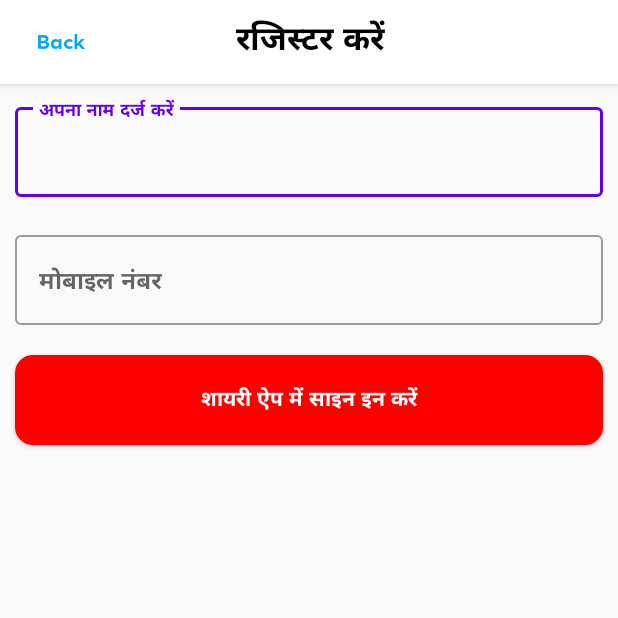
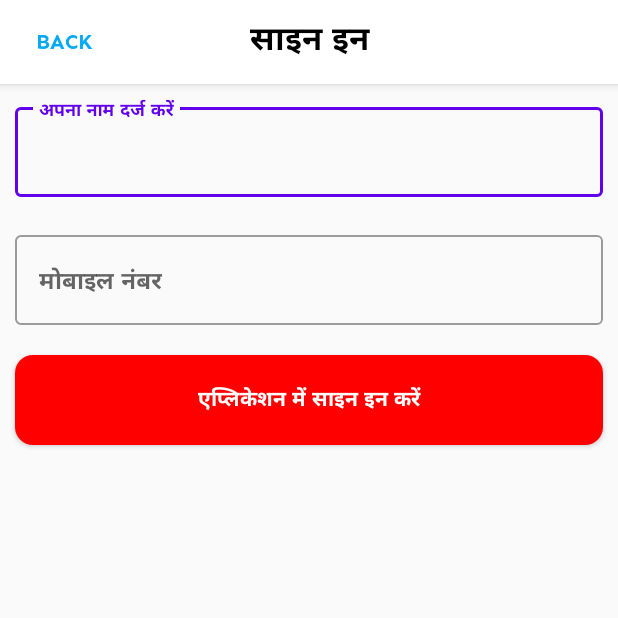
Before and after one commit to SaurabhChandravanshi/Shayari-App, an Android app: the SignupActivity screen opened directly, with no data from a screen before it, on a phone screen of 412 x 824 dp, the top half of it. Run offline under Robolectric (Android 15) with nearby library versions, the phone set to English and light mode, and no system bars; our stand-ins replace Firebase (no records; nobody signed in at launch, a user with empty details on screens opened directly).

Commit message:
Changes in SignupActivity.java

```diff
--- a/app/src/main/java/com/i3developer/shayari/SignupActivity.java
+++ b/app/src/main/java/com/i3developer/shayari/SignupActivity.java
@@ -85,8 +85,8 @@ public class SignupActivity extends AppCompatActivity {
                 .findViewById(R.id.app_bar_left);
         TextView appBarRight = getSupportActionBar().getCustomView()
                 .findViewById(R.id.app_bar_right);
-        appBarTitle.setText("रजिस्टर करें");
-        appBarLeft.setText("Back");
+        appBarTitle.setText("साइन इन");
+        appBarLeft.setText("BACK");
         appBarLeft.setOnClickListener(new View.OnClickListener() {
             @Override
             public void onClick(View view) {
@@ -136,7 +136,7 @@ public class SignupActivity extends AppCompatActivity {
                     String UId = mAuth.getUid();
                     if(UId != null) {
                         referenceDb.child(UId).setValue(user);
-                        Toast.makeText(SignupActivity.this, "सत्यापन सफल रहा", Toast.LENGTH_LONG).show();
+                        showToast(getApplicationContext(), "सत्यापन सफल रहा");
                         finish();
                     }
                 } else {
--- a/app/src/main/res/layout/activity_signup.xml
+++ b/app/src/main/res/layout/activity_signup.xml
@@ -62,7 +62,7 @@
         android:textColor="@android:color/white"
         android:fontFamily="@font/sen_bold"
         android:background="@drawable/solid__red_round_border"
-        android:text="शायरी ऐप में साइन इन करें"/>
+        android:text="एप्लिकेशन में साइन इन करें"/>
             </LinearLayout>
         </FrameLayout>
 
--- a/app/src/main/res/layout/fragment_public.xml
+++ b/app/src/main/res/layout/fragment_public.xml
@@ -10,7 +10,7 @@
         android:layout_gravity="end|bottom"
         android:src="@drawable/ic_edit_24"
         android:contentDescription="Write Shayari"
-        android:layout_margin="16dp" />
+        android:layout_margin="16dp"/>
         <RelativeLayout
             android:layout_width="match_parent"
             android:layout_height="match_parent">
@@ -60,7 +60,7 @@
                     android:onClick="openSignIn"
                     android:fontFamily="@font/sen_bold"
                     android:background="@drawable/solid__red_round_border"
-                    android:text="शायरी ऐप में साइन इन करें"/>
+                    android:text="एप्लिकेशन में साइन इन करें"/>
             </LinearLayout>
         </FrameLayout>
         </RelativeLayout>
```
